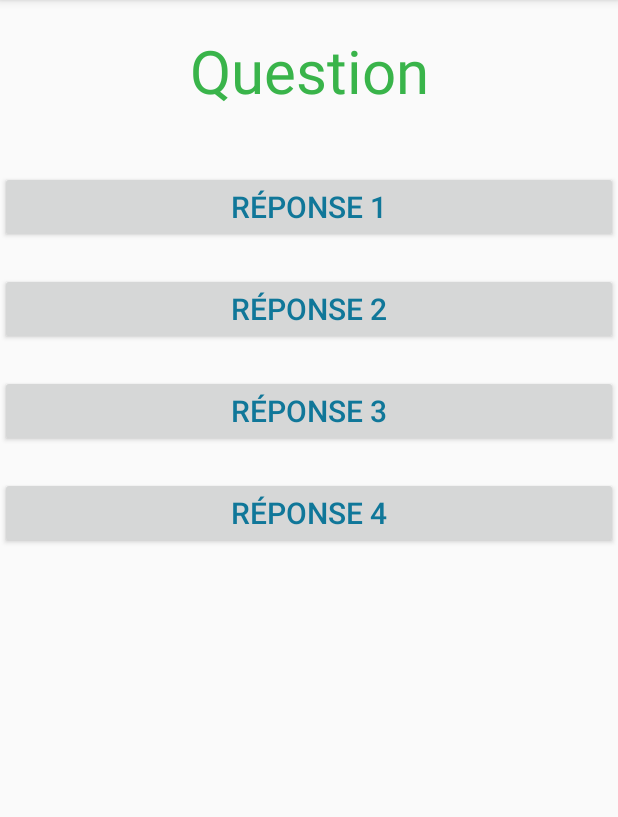
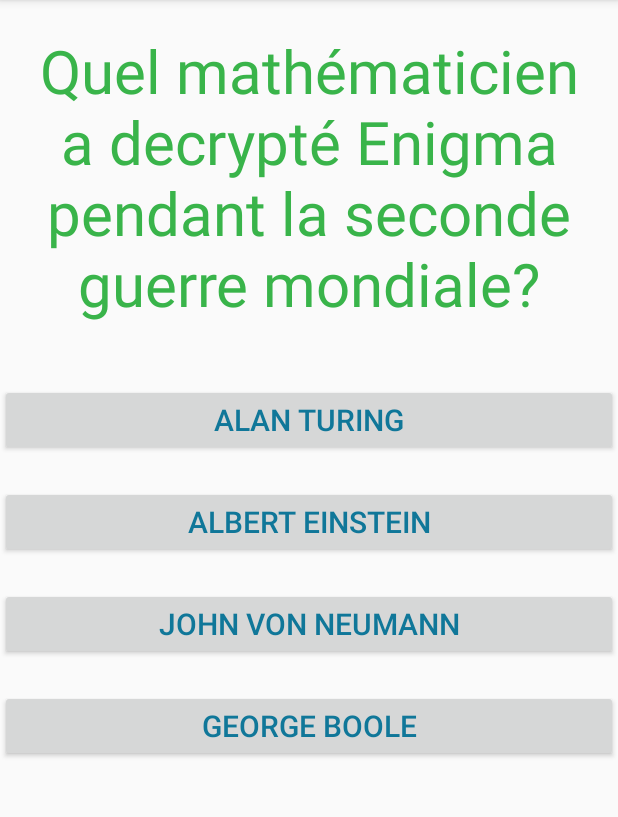
Before and after one commit to Matthieu876/TopQuiz-coursAndroid, an Android app: the GameActivity screen opened directly, with no data from a screen before it, on a phone screen of 412 x 824 dp, the part 84-901 px from its top. Run offline under Robolectric (Android 15) with nearby library versions, the phone set to English and light mode, and no system bars.

Commit message:
Mise en place du modèle et mise à jour du controller avec comptabilisation du score et limitation du jeu à 5 questions

```diff
--- a/app/src/main/java/com/matthieuc/topquiz/controller/GameActivity.java
+++ b/app/src/main/java/com/matthieuc/topquiz/controller/GameActivity.java
@@ -1,13 +1,21 @@
 package com.matthieuc.topquiz.controller;
 
+import android.content.DialogInterface;
+import android.support.v7.app.AlertDialog;
 import android.support.v7.app.AppCompatActivity;
 import android.os.Bundle;
+import android.view.View;
 import android.widget.Button;
 import android.widget.TextView;
+import android.widget.Toast;
 
 import com.matthieuc.topquiz.R;
+import com.matthieuc.topquiz.model.Question;
+import com.matthieuc.topquiz.model.QuestionBank;
 
-public class GameActivity extends AppCompatActivity {
+import java.util.Arrays;
+
+public class GameActivity extends AppCompatActivity implements View.OnClickListener {
 
     private TextView mQuestion;
     private Button mAnswerBtn1;
@@ -15,11 +23,22 @@ public class GameActivity extends AppCompatActivity {
     private Button mAnswerBtn3;
     private Button mAnswerBtn4;
 
+    private int mScore;
+    private int mNumberOfQuestions;
+
+    private QuestionBank mQuestionBank;
+    private Question mCurrentQuestion;
+
 
     @Override
     protected void onCreate(Bundle savedInstanceState) {
         super.onCreate(savedInstanceState);
         setContentView(R.layout.activity_game);
+
+        mQuestionBank = this.generateQuestions();
+
+        mScore = 0;
+        mNumberOfQuestions = 5;
 
         mQuestion = (TextView) findViewById(R.id.activity_game_question_txt);
         mAnswerBtn1 = (Button) findViewById(R.id.activity_game_answerbtn1);
@@ -27,5 +46,86 @@ public class GameActivity extends AppCompatActivity {
         mAnswerBtn3 = (Button) findViewById(R.id.activity_game_answerbtn3);
         mAnswerBtn4 = (Button) findViewById(R.id.activity_game_answerbtn4);
 
+        //Valeur donnée aux boutons de réponse
+        mAnswerBtn1.setTag(0);
+        mAnswerBtn2.setTag(1);
+        mAnswerBtn3.setTag(2);
+        mAnswerBtn4.setTag(3);
+
+        //Ecouteur sur les boutons de réponse
+        mAnswerBtn1.setOnClickListener(this);
+        mAnswerBtn2.setOnClickListener(this);
+        mAnswerBtn3.setOnClickListener(this);
+        mAnswerBtn4.setOnClickListener(this);
+
+        mCurrentQuestion = mQuestionBank.getQuestion();
+        this.displayQuestion(mCurrentQuestion);
     }
+
+        private void displayQuestion(final Question question) {
+            mQuestion.setText(question.getQuestion());
+            mAnswerBtn1.setText(question.getChoiceList().get(0));
+            mAnswerBtn2.setText(question.getChoiceList().get(1));
+            mAnswerBtn3.setText(question.getChoiceList().get(2));
+            mAnswerBtn4.setText(question.getChoiceList().get(3));
+        }
+
+        private QuestionBank generateQuestions() {
+        Question question1 = new Question("Qui est l'actuel Président de la France?",
+        Arrays.asList("François Hollande", "Emmanuel Macron", "Jacques Chirac", "François Mitterand"), 1);
+        Question question2 = new Question("Combien de pays comporte l'Union Européenne?",
+        Arrays.asList("15", "24", "28", "32"), 2);
+        Question question3 = new Question("Qui est le créateur du Système ANDROID?",
+        Arrays.asList("Andy Rubin", "Steve Wozniak", "Jake Wharton", "Paul Smith"), 0);
+        Question question4 = new Question("De quelle année date le Code Civil?",
+        Arrays.asList("1904", "1867", "1967", "1804"), 3);
+        Question question5 = new Question("Quel mathématicien a decrypté Enigma pendant la seconde guerre mondiale?",
+        Arrays.asList("Alan Turing", "Albert Einstein", "John Von Neumann", "George Boole"), 0);
+        return new QuestionBank(Arrays.asList(
+                question1,
+                question2,
+                question3,
+                question4,
+                question5));
+        }
+
+    @Override
+    public void onClick(View v) {
+        int responseIndex = (int) v.getTag();
+            if (responseIndex == mCurrentQuestion.getAnswerIndex()) {
+            //Bonne réponse
+                Toast.makeText(this, "Bonne réponse", Toast.LENGTH_SHORT).show();
+                mScore++;
+            } else {
+            // Mauvaise réponse
+                Toast.makeText(this, "Mauvaise réponse!", Toast.LENGTH_SHORT).show();
+            }
+
+            if(--mNumberOfQuestions == 0){
+                //End the game
+                endGame();
+            }else{
+                mCurrentQuestion = mQuestionBank.getQuestion();
+                displayQuestion(mCurrentQuestion);
+            }
+
+    }
+
+    private void endGame(){
+
+        AlertDialog.Builder builder = new AlertDialog.Builder(this);
+
+        builder.setTitle("Bien joué!")
+                .setMessage("Votre score est de " + mScore + " points")
+                .setPositiveButton("Ok", new DialogInterface.OnClickListener() {
+                    @Override
+                    public void onClick(DialogInterface dialogInterface, int i) {
+                        //Fin de l'activité
+                        finish();
+                    }
+                })
+                .create()
+                .show();
+    }
+
 }
```
Also changed, not shown: app/src/main/java/com/matthieuc/topquiz/model/Question.java (+10 -0 lines).
